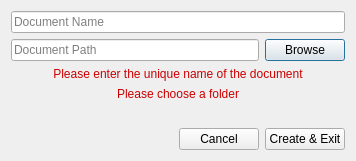
Above: uis/egnim/editor/document/new_scene_document_dialog.ui from AdamMinge/Egnim before the change. Below: the same form after it.
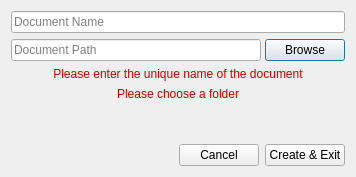
That is the form after the change.

```diff
--- a/uis/egnim/editor/document/new_scene_document_dialog.ui
+++ b/uis/egnim/editor/document/new_scene_document_dialog.ui
@@ -7,9 +7,21 @@
     <x>0</x>
     <y>0</y>
     <width>356</width>
-    <height>161</height>
+    <height>177</height>
    </rect>
   </property>
+  <property name="sizePolicy">
+   <sizepolicy hsizetype="Preferred" vsizetype="Preferred">
+    <horstretch>0</horstretch>
+    <verstretch>0</verstretch>
+   </sizepolicy>
+  </property>
+  <property name="minimumSize">
+   <size>
+    <width>356</width>
+    <height>0</height>
+   </size>
+  </property>
   <property name="windowTitle">
    <string>Dialog</string>
   </property>
@@ -35,7 +47,26 @@
       <number>0</number>
      </property>
      <item>
-      <layout class="QHBoxLayout" name="horizontalLayout_2">
+      <widget class="QWidget" name="m_document_path_widget" native="true">
+       <property name="enabled">
+        <bool>true</bool>
+       </property>
+       <layout class="QHBoxLayout" name="m_document_path_layout">
+        <property name="spacing">
+         <number>4</number>
+        </property>
+        <property name="leftMargin">
+         <number>0</number>
+        </property>
+        <property name="topMargin">
+         <number>0</number>
+        </property>
+        <property name="rightMargin">
+         <number>0</number>
+        </property>
+        <property name="bottomMargin">
+         <number>0</number>
+        </property>
        <item>
         <widget class="QLineEdit" name="m_document_path_edit">
          <property name="readOnly">
@@ -54,6 +85,7 @@
         </widget>
        </item>
       </layout>
+      </widget>
      </item>
     </layout>
    </item>
```
Lines whose indentation alone changed are shown as unchanged.
